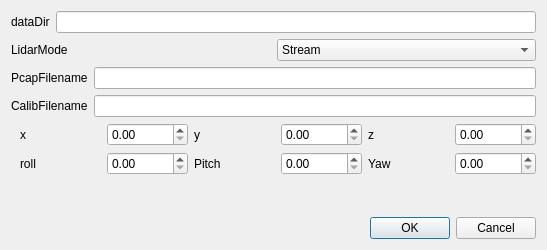
Kitware/LidarView, file Application/registerDialog.ui: the form before one commit.
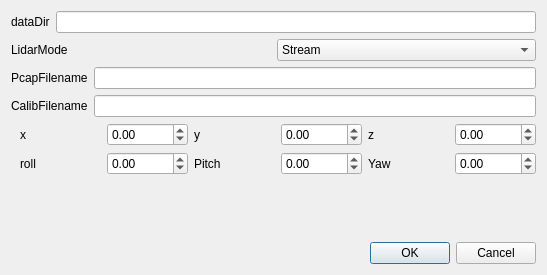
The form after the commit. Icons and pictures are not drawn.

Commit message: [feat] Update macro

```diff
--- a/Application/registerDialog.ui
+++ b/Application/registerDialog.ui
@@ -7,7 +7,7 @@
     <x>0</x>
     <y>0</y>
     <width>547</width>
-    <height>250</height>
+    <height>275</height>
    </rect>
   </property>
   <property name="sizePolicy">
@@ -182,13 +182,34 @@
       </widget>
      </item>
      <item row="0" column="6">
-      <widget class="QDoubleSpinBox" name="zSpinBox"/>
+      <widget class="QDoubleSpinBox" name="zSpinBox">
+       <property name="minimum">
+        <double>-10000.000000000000000</double>
+       </property>
+       <property name="maximum">
+        <double>1000.000000000000000</double>
+       </property>
+      </widget>
      </item>
      <item row="1" column="6">
-      <widget class="QDoubleSpinBox" name="yawSpinBox"/>
+      <widget class="QDoubleSpinBox" name="yawSpinBox">
+       <property name="minimum">
+        <double>-10000.000000000000000</double>
+       </property>
+       <property name="maximum">
+        <double>10000.000000000000000</double>
+       </property>
+      </widget>
      </item>
      <item row="0" column="4">
-      <widget class="QDoubleSpinBox" name="ySpinBox"/>
+      <widget class="QDoubleSpinBox" name="ySpinBox">
+       <property name="minimum">
+        <double>-10000.000000000000000</double>
+       </property>
+       <property name="maximum">
+        <double>1000.000000000000000</double>
+       </property>
+      </widget>
      </item>
      <item row="1" column="1">
       <widget class="QLabel" name="rollLabel">
@@ -205,10 +226,24 @@
       </widget>
      </item>
      <item row="1" column="2">
-      <widget class="QDoubleSpinBox" name="rollSpinBox"/>
+      <widget class="QDoubleSpinBox" name="rollSpinBox">
+       <property name="minimum">
+        <double>-10000.000000000000000</double>
+       </property>
+       <property name="maximum">
+        <double>10000.000000000000000</double>
+       </property>
+      </widget>
      </item>
      <item row="1" column="4">
-      <widget class="QDoubleSpinBox" name="pitchSpinBox"/>
+      <widget class="QDoubleSpinBox" name="pitchSpinBox">
+       <property name="minimum">
+        <double>-10000.000000000000000</double>
+       </property>
+       <property name="maximum">
+        <double>10000.000000000000000</double>
+       </property>
+      </widget>
      </item>
      <item row="2" column="0">
       <widget class="Line" name="line_2">
@@ -218,7 +253,14 @@
       </widget>
      </item>
      <item row="0" column="2">
-      <widget class="QDoubleSpinBox" name="xSpinBox"/>
+      <widget class="QDoubleSpinBox" name="xSpinBox">
+       <property name="minimum">
+        <double>-10000.000000000000000</double>
+       </property>
+       <property name="maximum">
+        <double>1000.000000000000000</double>
+       </property>
+      </widget>
      </item>
      <item row="1" column="3">
       <widget class="QLabel" name="pitchLabel">
```
The commit also changes 1 other file.
